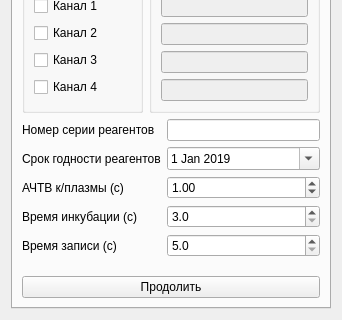
Old version of the form choisedialog/ko2.ui in the repository krang4d/Agrekola; both pictures show x 0 to 342 and y 193 to 513 of the 342 by 513 pixel window.
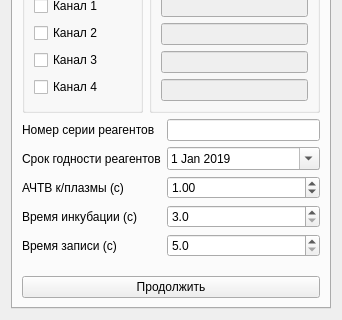
New version of the form. The open tabs and pages were chosen to show the change.

Diff of the .ui file:
```diff
--- a/choisedialog/ko2.ui
+++ b/choisedialog/ko2.ui
@@ -608,7 +608,7 @@
        <item>
         <widget class="QPushButton" name="pushButton_test2">
          <property name="text">
-          <string>Продолить</string>
+          <string>Продолжить</string>
          </property>
         </widget>
        </item>
```
Left out of the diff: 2 changed lines with no effect on the pictures.
